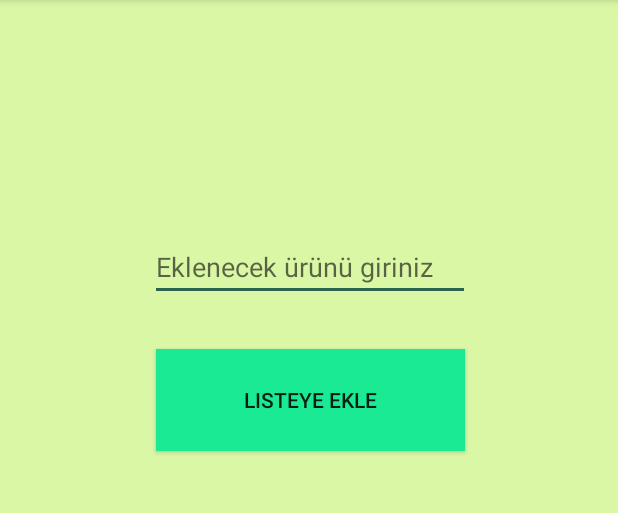
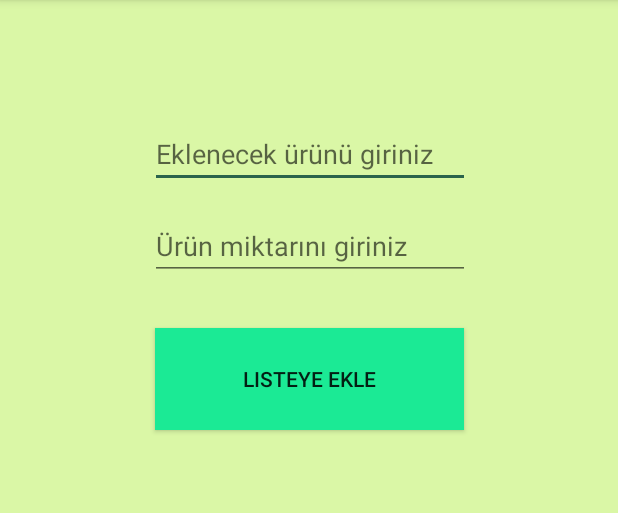
Before and after one commit to KeopsEtu/KeopsMobileFinal, an Android app: the addItemViaKeyboardActivity screen opened directly, with no data from a screen before it, after a tap on "LISTEYE EKLE", on a phone screen of 412 x 824 dp, the part 84-597 px from its top. Run offline under Robolectric (Android 15) with nearby library versions, the phone set to English and light mode, and no system bars; our stand-ins replace Firebase (no records; nobody signed in at launch, a user with empty details on screens opened directly).

Commit message:
Adding item with the amount page design handled. Database configuration handled.

```diff
--- a/app/src/main/java/com/example/user/keops/addItemViaKeyboardActivity.java
+++ b/app/src/main/java/com/example/user/keops/addItemViaKeyboardActivity.java
@@ -23,7 +23,7 @@ public class addItemViaKeyboardActivity extends AppCompatActivity {
     FirebaseDatabase database;
     DatabaseReference myRef;
     private FirebaseAuth mAuth;
-    EditText sentence;
+    EditText item,amountOfItem;
     Button addItemButton;
 
     @Override
@@ -54,14 +54,15 @@ public class addItemViaKeyboardActivity extends AppCompatActivity {
         database = FirebaseDatabase.getInstance();
         myRef = database.getReference();
         mAuth = FirebaseAuth.getInstance();
-        sentence = findViewById(R.id.add_item_edit_text);
+        item = findViewById(R.id.add_item_edit_text);
+        amountOfItem = findViewById(R.id.amount_of_item_edit_text);
 
         addItemButton = findViewById(R.id.add_item_button);
         addItemButton.setOnClickListener(new View.OnClickListener() {
             @Override
             public void onClick(View view) {
                 addToDatabase(view);
-                Toast.makeText(getApplicationContext(), sentence.getText().toString() + "  Başarıyla eklendi ...", Toast.LENGTH_LONG).show();
+                Toast.makeText(getApplicationContext(), item.getText().toString() + "  Başarıyla eklendi ...", Toast.LENGTH_LONG).show();
             }
         });
     }
@@ -71,6 +72,7 @@ public class addItemViaKeyboardActivity extends AppCompatActivity {
         String mail = user.getEmail();
         UUID uuid = UUID.randomUUID();
         myRef.child("list" + uuid).child("userEmail").setValue(mail);
-        myRef.child("list" + uuid).child("item").setValue(sentence.getText().toString());
+        myRef.child("list" + uuid).child("count").setValue(amountOfItem.getText().toString());
+        myRef.child("list" + uuid).child("item").setValue(item.getText().toString());
     }
 }
--- a/app/src/main/res/layout/activity_add_item_via_keyboard.xml
+++ b/app/src/main/res/layout/activity_add_item_via_keyboard.xml
@@ -15,16 +15,16 @@
         android:background="@color/colorButtonActive"
         android:text="@string/add_item_to_list"
         app:layout_constraintEnd_toEndOf="@+id/add_item_edit_text"
-        app:layout_constraintHorizontal_bias="0.501"
+        app:layout_constraintHorizontal_bias="0.444"
         app:layout_constraintStart_toStartOf="@+id/add_item_edit_text"
-        app:layout_constraintTop_toBottomOf="@+id/add_item_edit_text" />
+        app:layout_constraintTop_toBottomOf="@+id/amount_of_item_edit_text" />
 
     <EditText
         android:id="@+id/add_item_edit_text"
         android:layout_width="wrap_content"
         android:layout_height="wrap_content"
         android:layout_marginStart="8dp"
-        android:layout_marginTop="155dp"
+        android:layout_marginTop="80dp"
         android:layout_marginEnd="8dp"
         android:ems="10"
         android:hint="@string/add_item_hint"
@@ -33,4 +33,16 @@
         app:layout_constraintHorizontal_bias="0.503"
         app:layout_constraintStart_toStartOf="parent"
         app:layout_constraintTop_toTopOf="parent" />
+
+    <EditText
+        android:id="@+id/amount_of_item_edit_text"
+        android:layout_width="wrap_content"
+        android:layout_height="wrap_content"
+        android:layout_marginTop="16dp"
+        android:ems="10"
+        android:hint="@string/add_amount_of_item_hint"
+        android:inputType="numberDecimal"
+        app:layout_constraintEnd_toEndOf="@+id/add_item_edit_text"
+        app:layout_constraintStart_toStartOf="@+id/add_item_edit_text"
+        app:layout_constraintTop_toBottomOf="@+id/add_item_edit_text" />
 </android.support.constraint.ConstraintLayout>
--- a/app/src/main/res/values/strings.xml
+++ b/app/src/main/res/values/strings.xml
@@ -1,6 +1,6 @@
 <resources>
     <string name="app_name">KEOPS</string>
     <string name="add_item_hint">Eklenecek ürünü giriniz</string>
+    <string name="add_amount_of_item_hint">Ürün miktarını giriniz</string>
     <string name="add_item_to_list">Listeye Ekle</string>
-
 </resources>
--- a/build.gradle
+++ b/build.gradle
@@ -7,7 +7,7 @@ buildscript {
         jcenter()
     }
     dependencies {
-        classpath 'com.android.tools.build:gradle:3.3.0'
+        classpath 'com.android.tools.build:gradle:3.2.1'
         classpath 'com.google.gms:google-services:4.0.1'
 
         // NOTE: Do not place your application dependencies here; they belong
```
